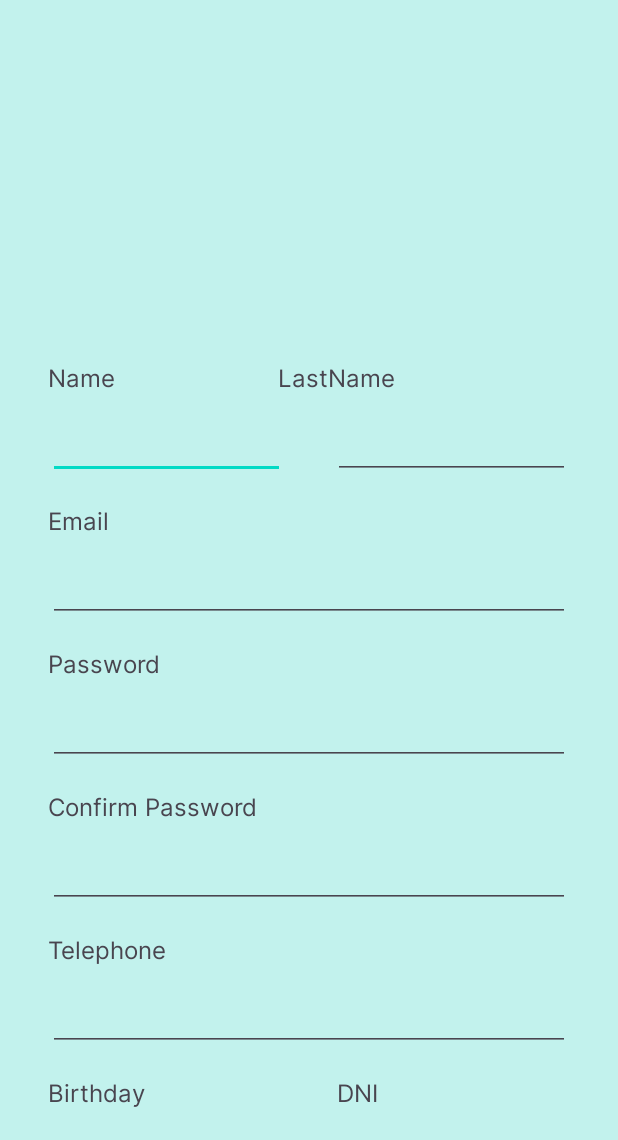
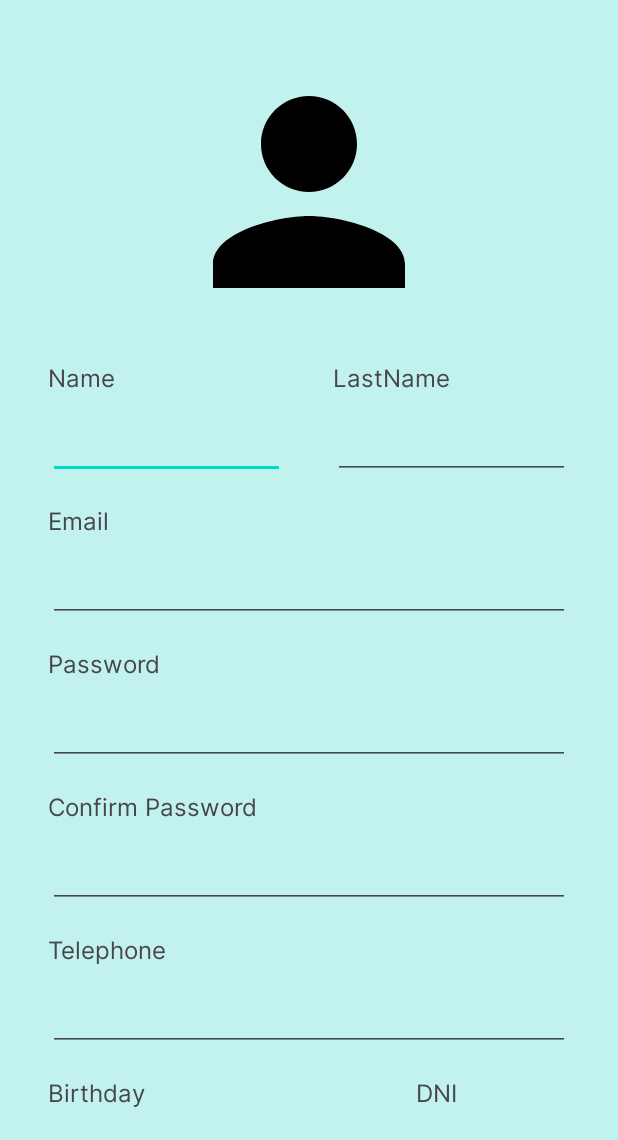
Before and after one commit to MindTrack-WX64/MindTrack_Mobile_App, an Android app: the PatientActivity screen opened directly, with no data from a screen before it, on a phone screen of 412 x 824 dp, the part 96-1236 px from its top. Run offline under Robolectric (Android 15) with nearby library versions, the phone set to English and light mode, and no system bars.

Commit message:
feat: Profile Picture
Space for Profile Picture has been fixed

```diff
--- a/app/src/main/AndroidManifest.xml
+++ b/app/src/main/AndroidManifest.xml
@@ -13,7 +13,7 @@
         android:theme="@style/Theme.MindTrack_Mobile_App"
         tools:targetApi="31">
         <activity
-            android:name=".PatientActivity"
+            android:name=".UI.PatientActivity"
             android:exported="false" />
         <activity
             android:name=".UI.MainActivity"
--- a/app/src/main/java/com/example/mindtrack_mobile_app/PatientActivity.kt
+++ b/app/src/main/java/com/example/mindtrack_mobile_app/UI/PatientActivity.kt
@@ -1,10 +1,11 @@
-package com.example.mindtrack_mobile_app
+package com.example.mindtrack_mobile_app.UI
 
 import android.os.Bundle
 import androidx.activity.enableEdgeToEdge
 import androidx.appcompat.app.AppCompatActivity
 import androidx.core.view.ViewCompat
 import androidx.core.view.WindowInsetsCompat
+import com.example.mindtrack_mobile_app.R
 
 class PatientActivity : AppCompatActivity() {
     override fun onCreate(savedInstanceState: Bundle?) {
--- a/app/src/main/res/layout/activity_patient.xml
+++ b/app/src/main/res/layout/activity_patient.xml
@@ -5,7 +5,7 @@
     android:id="@+id/main"
     android:layout_width="match_parent"
     android:layout_height="match_parent"
-    tools:context=".PatientActivity">
+    tools:context=".UI.PatientActivity">
 
     <androidx.appcompat.widget.Toolbar
         android:id="@+id/toolbar"
@@ -38,7 +38,7 @@
             app:layout_constraintEnd_toEndOf="parent"
             app:layout_constraintStart_toStartOf="parent"
             app:layout_constraintTop_toTopOf="parent"
-            tools:srcCompat="@tools:sample/avatars" />
+            app:srcCompat="@drawable/baseline_person_24" />
 
         <TextView
             android:id="@+id/tvName"
@@ -57,11 +57,10 @@
             android:layout_width="wrap_content"
             android:layout_height="wrap_content"
             android:layout_marginTop="16dp"
-            android:layout_marginEnd="148dp"
             android:fontFamily="@font/inter"
             android:text="LastName"
             android:textSize="16sp"
-            app:layout_constraintEnd_toEndOf="parent"
+            app:layout_constraintStart_toStartOf="@+id/etLastName"
             app:layout_constraintTop_toBottomOf="@+id/ivPerson" />
 
         <TextView
@@ -129,11 +128,10 @@
             android:layout_width="wrap_content"
             android:layout_height="wrap_content"
             android:layout_marginTop="16dp"
-            android:layout_marginEnd="160dp"
             android:fontFamily="@font/inter"
             android:text="DNI"
             android:textSize="16sp"
-            app:layout_constraintEnd_toEndOf="parent"
+            app:layout_constraintStart_toStartOf="@+id/etDNI"
             app:layout_constraintTop_toBottomOf="@+id/etTelephone" />
 
         <EditText
```
